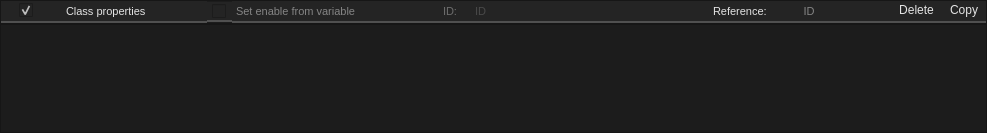
Qt form src/editors/smartprop_editor/property_frame.ui (dertwist/Hammer5Tools) before a commit.
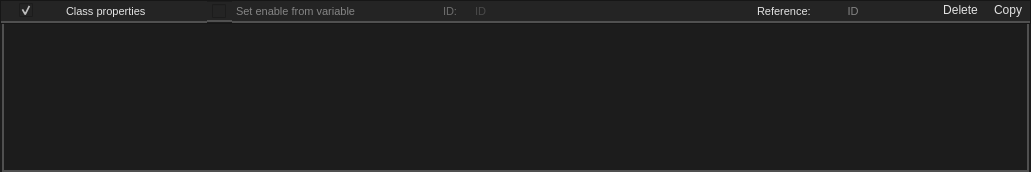
The same form after that commit. Icons and pictures are not drawn.

Commit message: Update UI files and generated Python files to reflect Qt User Interface Compiler version 6.9.0; adjust resource paths in smartprop_editor and property frames; modify layout properties for improved UI consistency.

```diff
--- a/src/editors/smartprop_editor/property_frame.ui
+++ b/src/editors/smartprop_editor/property_frame.ui
@@ -6,8 +6,8 @@
    <rect>
     <x>0</x>
     <y>0</y>
-    <width>987</width>
-    <height>133</height>
+    <width>1031</width>
+    <height>172</height>
    </rect>
   </property>
   <property name="windowTitle">
@@ -988,6 +988,26 @@
    </item>
    <item>
     <widget class="QFrame" name="frame_layout">
+     <property name="styleSheet">
+      <string notr="true">QFrame#frame_layout {
+    font-size: 8pt;
+    font-family: &quot;Segoe UI&quot;;
+    border: 2px solid rgba(80, 80, 80, 255);
+	border-top: 0px;
+    border-radius: 0px;
+	margin-left: 2px;
+margin-right: 2px;
+}
+
+QFrame:focus {
+    border-color: rgba(80, 80, 80, 255);
+}
+
+QFrame::selection {
+    background-color: #414956;
+    color: white;
+}</string>
+     </property>
      <property name="frameShape">
       <enum>QFrame::Shape::StyledPanel</enum>
      </property>
@@ -999,13 +1019,13 @@
        <number>0</number>
       </property>
       <property name="leftMargin">
-       <number>0</number>
+       <number>4</number>
       </property>
       <property name="topMargin">
        <number>0</number>
       </property>
       <property name="rightMargin">
-       <number>0</number>
+       <number>4</number>
       </property>
       <property name="bottomMargin">
        <number>0</number>
```
Left out of the diff: 18 changed lines with no effect on the pictures. The commit also changes 48 other files.
